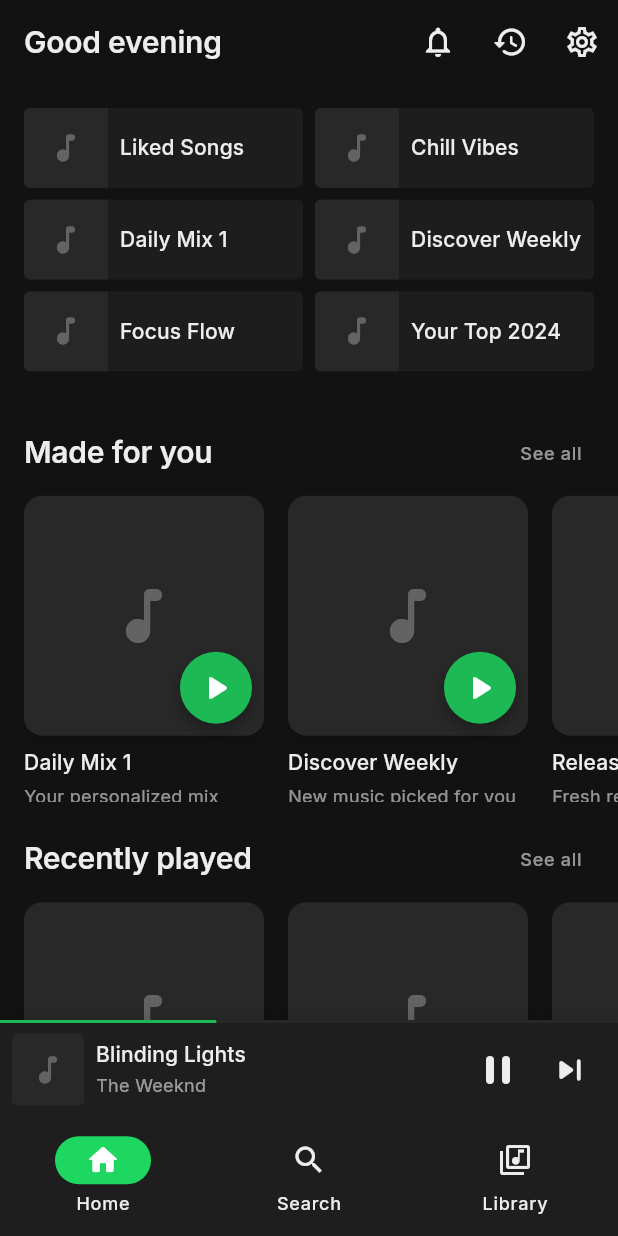
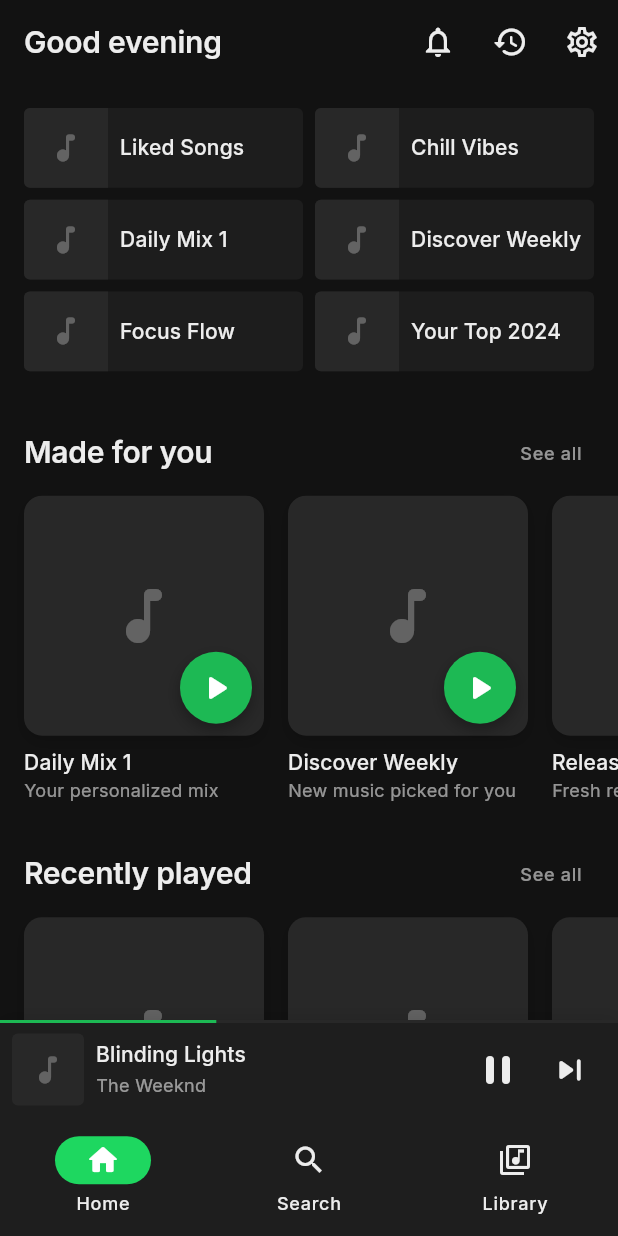
Before and after one commit to psks1204/Veena, a Flutter app: the screen it shows after launch, after a tap on "Continue with Google", on a phone screen of 412 x 824 dp. Run offline on Flutter 3.47's test engine with Material 3 defaults, Android fonts, the phone set to English and light mode, and no system bars; our stand-ins replace flutter_secure_storage, google_fonts; missing offline and left inert: flutter_appauth; network calls fail.

Commit message:
Login worked

```diff
--- /dev/null
+++ b/devtools_options.yaml
@@ -0,0 +1,3 @@
+description: This file stores settings for Dart & Flutter DevTools.
+documentation: https://docs.flutter.dev/tools/devtools/extensions#configure-extension-enablement-states
+extensions:
--- a/lib/core/constants/auth_config.dart
+++ b/lib/core/constants/auth_config.dart
@@ -5,6 +5,7 @@
   AuthConfig._();
 
   /// Cognito Domain
+  static const String issuer = 'cognito-idp.ap-south-1.amazonaws.com/ap-south-1_cuVCqjF2k';
   static const String cognitoDomain = 'veena-auth.auth.ap-south-1.amazoncognito.com';
 
   /// Full authorization endpoint
@@ -20,7 +21,7 @@
       'https://$cognitoDomain/logout';
 
   /// Client ID (public - no secret needed for PKCE)
-  static const String clientId = 'd8jr78io0e1l7b7bu8eva7vqr';
+  static const String clientId = '5l1bg4rrgnvnl5csoqiabamm0f';
 
   /// OAuth scopes
   static const List<String> scopes = ['openid', 'email', 'profile'];
--- a/lib/features/auth/services/auth_service.dart
+++ b/lib/features/auth/services/auth_service.dart
@@ -56,7 +56,7 @@
         AuthorizationTokenRequest(
           AuthConfig.clientId,
           AuthConfig.redirectUri,
-          issuer: 'https://${AuthConfig.cognitoDomain}',
+          issuer: 'https://${AuthConfig.issuer}',
           scopes: AuthConfig.scopes,
           promptValues: ['login'],
           additionalParameters: {
@@ -124,7 +124,7 @@
         TokenRequest(
           AuthConfig.clientId,
           AuthConfig.redirectUri,
-          issuer: 'https://${AuthConfig.cognitoDomain}',
+          issuer: 'https://${AuthConfig.issuer}',
           refreshToken: _refreshToken,
           scopes: AuthConfig.scopes,
         ),
--- a/lib/features/home/screens/home_screen.dart
+++ b/lib/features/home/screens/home_screen.dart
@@ -99,7 +99,7 @@
           ),
           SliverToBoxAdapter(
             child: SizedBox(
-              height: 220,
+              height: 230,
               child: ListView.separated(
                 scrollDirection: Axis.horizontal,
                 padding: const EdgeInsets.symmetric(
@@ -143,7 +143,7 @@
           ),
           SliverToBoxAdapter(
             child: SizedBox(
-              height: 220,
+              height: 230,
               child: ListView.separated(
                 scrollDirection: Axis.horizontal,
                 padding: const EdgeInsets.symmetric(
@@ -186,7 +186,7 @@
           ),
           SliverToBoxAdapter(
             child: SizedBox(
-              height: 200,
+              height: 210,
               child: ListView.separated(
                 scrollDirection: Axis.horizontal,
                 padding: const EdgeInsets.symmetric(
--- a/lib/shared/widgets/artwork_card.dart
+++ b/lib/shared/widgets/artwork_card.dart
@@ -41,10 +41,15 @@
     final theme = Theme.of(context);
     final colorScheme = theme.colorScheme;
 
+    // Calculate text area height (title + subtitle + spacing)
+    final textAreaHeight = subtitle != null ? 44.0 : 24.0;
+    final totalHeight = _size + AppSpacing.sm + textAreaHeight;
+
     return GestureDetector(
       onTap: onTap,
       child: SizedBox(
         width: _size,
+        height: totalHeight,
         child: Column(
           crossAxisAlignment: CrossAxisAlignment.start,
           mainAxisSize: MainAxisSize.min,
@@ -120,8 +125,7 @@
             ),
 
             // Subtitle
-            if (subtitle != null) ...[
-              const SizedBox(height: AppSpacing.xs),
+            if (subtitle != null)
               Text(
                 subtitle!,
                 style: theme.textTheme.bodySmall?.copyWith(
@@ -130,7 +134,6 @@
                 maxLines: 1,
                 overflow: TextOverflow.ellipsis,
               ),
-            ],
           ],
         ),
       ),
```
Also changed, not shown: 1 other file.
